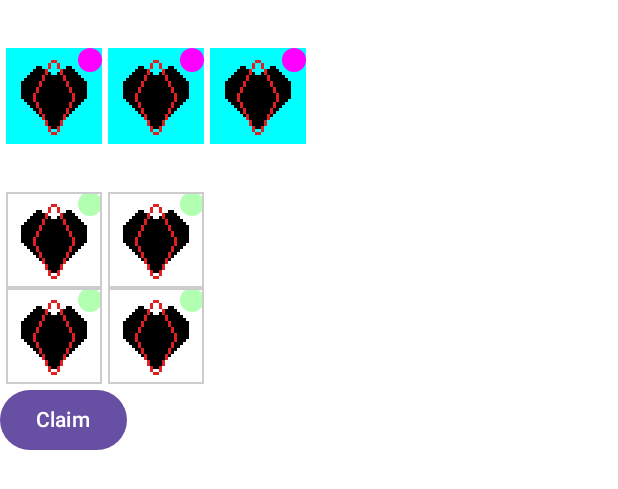
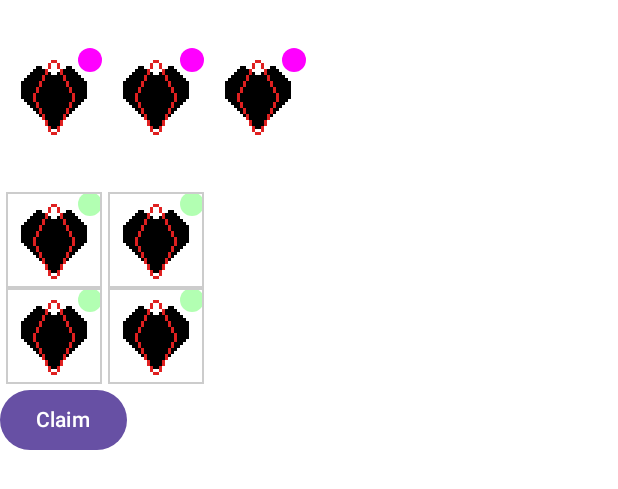
Before and after one commit to MoYapro/magic-wand, an Android app built with Jetpack Compose: the @Preview function PreviewLootView, on a phone screen of 412 x 824 dp. Shown: the top 489 px of the screen. Run offline under Robolectric (Android 15) with nearby library versions, the phone set to English and light mode, and no system bars; 1 statement that could not run was skipped.

Commit message:
select - deselect loot and update view

```diff
--- a/app/src/main/java/de/moyapro/colors/ui/view/components/SpellView.kt
+++ b/app/src/main/java/de/moyapro/colors/ui/view/components/SpellView.kt
@@ -15,12 +15,16 @@ import de.moyapro.colors.util.SPELL_SIZE
 import de.moyapro.colors.R
 
 @Composable
-fun SpellView(spell: Spell<*>?, clickAction: ((spell: Spell<*>) -> Unit)? = null) {
+fun SpellView(
+    modifier: Modifier = Modifier,
+    spell: Spell<*>?,
+    clickAction: ((spell: Spell<*>) -> Unit)? = null,
+) {
     if (spell == null) return
-    val modifier = if (clickAction == null) Modifier else Modifier.clickable { clickAction(spell) }
+    val actualModifier = if (clickAction == null) modifier else modifier.clickable { clickAction(spell) }
     val image = painterResource(R.drawable.bad_heart)
     Image(
-        painter = image, contentDescription = "Name", modifier = modifier
+        painter = image, contentDescription = "Name", modifier = actualModifier
             .height(SPELL_SIZE.dp)
             .width(SPELL_SIZE.dp)
             .testTag(getTag(spell))
--- a/app/src/main/java/de/moyapro/colors/ui/view/loot/LootView.kt
+++ b/app/src/main/java/de/moyapro/colors/ui/view/loot/LootView.kt
@@ -3,7 +3,6 @@ package de.moyapro.colors.ui.view.loot
 import android.util.Log
 import androidx.compose.foundation.background
 import androidx.compose.foundation.layout.Arrangement
-import androidx.compose.foundation.layout.Box
 import androidx.compose.foundation.layout.Column
 import androidx.compose.foundation.layout.fillMaxSize
 import androidx.compose.foundation.layout.fillMaxWidth
@@ -64,9 +63,10 @@ fun LootView(
             userScrollEnabled = false,
         ) {
             items(items = newSpells, key = { spell -> spell.id.hashCode() }) { spell ->
-                SpellHighlight(
-                    view = { SpellView(spell = spell, clickAction = { if (selectedSpells.contains(spell)) selectedSpells -= spell else selectedSpells += spell }) },
-                    highlight = newSpells.contains(spell)
+                SpellView(
+                    modifier = Modifier.background(if (selectedSpells.contains(spell)) Color.Cyan else Color.Transparent),
+                    spell = spell,
+                    clickAction = { if (selectedSpells.contains(spell)) selectedSpells -= spell else selectedSpells += spell }
                 )
             }
         }
@@ -81,6 +81,7 @@ fun LootView(
         ) {
             items(items = newWands, key = { wand -> wand.id.hashCode() }) { wand ->
                 WandView(
+                    modifier = Modifier.background(if (selectedWands.contains(wand)) Color.Cyan else Color.Transparent),
                     wand = wand,
                     addAction = {},
                     currentGameState = currentGameState,
@@ -100,16 +101,6 @@ fun LootView(
 }
 
 @Composable
-fun SpellHighlight(view: @Composable () -> Unit, highlight: Boolean) {
-    Box(modifier = Modifier.background(if (highlight) Color.Cyan else Color.Transparent)) {
-        Log.d(
-            TAG, "highlight: $highlight"
-        )
-        view()
-    }
-}
-
-@Composable
 @Preview
 fun PreviewLootView() {
     val newSpells: List<Spell<*>> = listOf(Fizz(), Bonk(), Splash())
```
